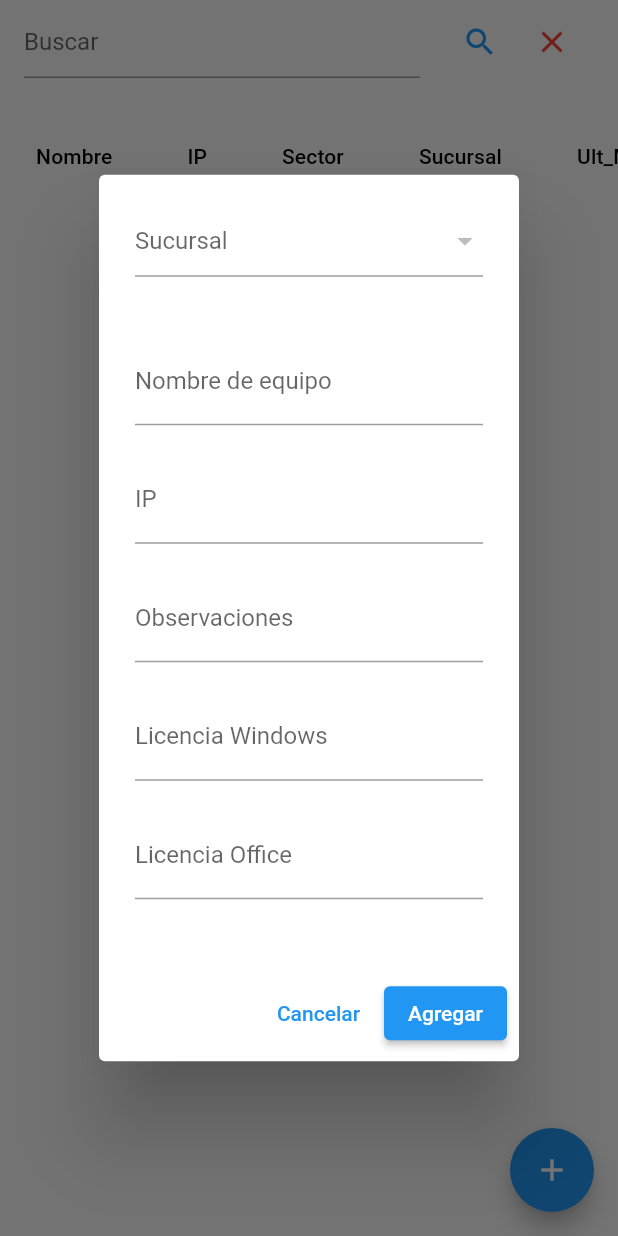
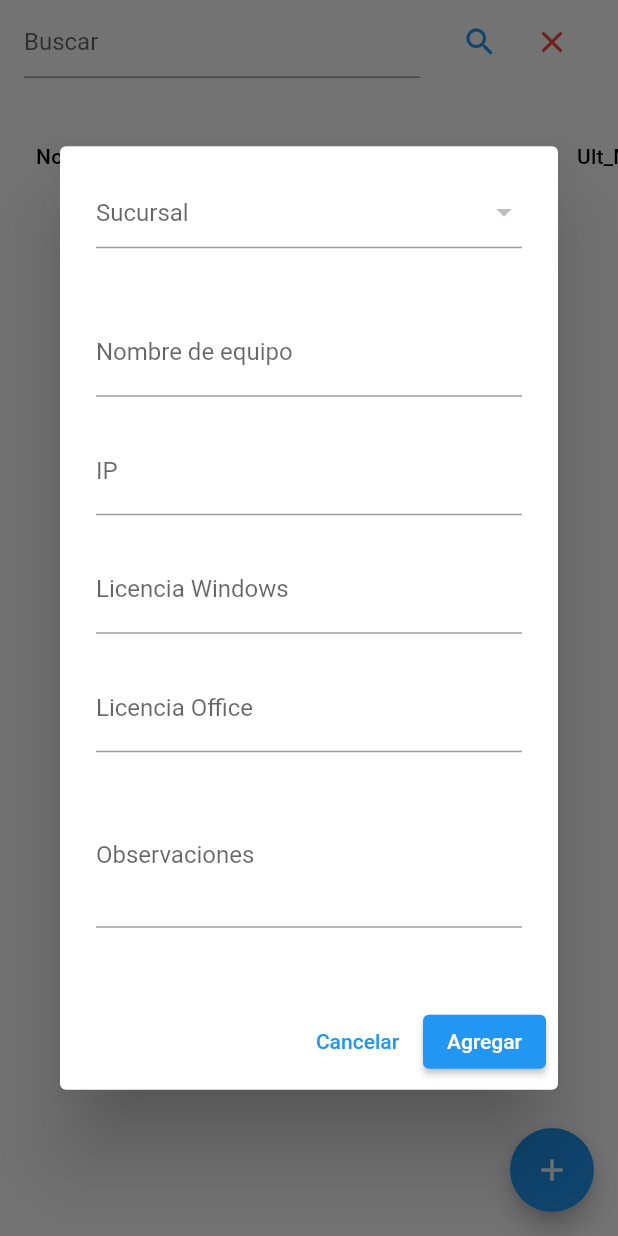
Before and after one commit to Akrata/soporte_app, a Flutter app: the EquiposPage screen opened directly, after a tap on the "add" icon, on a phone screen of 412 x 824 dp. Run offline on Flutter 3.47's test engine with Material 2 defaults, Android fonts, the phone set to English and light mode, and no system bars; our stand-ins replace pdf, pocketbase, printing; missing offline and left inert: window_manager; accounts and stored records are empty; network calls fail.

Commit message:
modificando visualmente creates

```diff
--- a/lib/pages/conmutador_page.dart
+++ b/lib/pages/conmutador_page.dart
@@ -69,6 +69,8 @@ class ConmutadorPage extends StatelessWidget {
         context: context,
         builder: (context) => AlertDialog(
           content: Form(
+            child: Container(
+              width: 400,
               child: Column(
                 mainAxisSize: MainAxisSize.min,
                 children: [
@@ -85,7 +87,8 @@ class ConmutadorPage extends StatelessWidget {
                   TextFormField(
                     initialValue: data.observaciones,
                     decoration: InputDecoration(labelText: 'Observaciones'),
-                  onChanged: (value) => conmutadorActual.observaciones = value,
+                    onChanged: (value) =>
+                        conmutadorActual.observaciones = value,
                   ),
                   DropdownButtonFormField(
                     items: listaSucursales
@@ -98,6 +101,7 @@ class ConmutadorPage extends StatelessWidget {
                     onChanged: (value) => conmutadorActual.sucursal = value!.id,
                   ),
                 ],
+              ),
             ),
           ),
           actions: [
--- a/lib/widgets/form_agregar_conmutador.dart
+++ b/lib/widgets/form_agregar_conmutador.dart
@@ -25,6 +25,8 @@ class FormAgregarConmutador extends StatelessWidget {
     return Form(
       child: AlertDialog(
         content: Form(
+          child: Container(
+            width: 400,
             child: Column(
               mainAxisSize: MainAxisSize.min,
               children: [
@@ -61,6 +63,7 @@ class FormAgregarConmutador extends StatelessWidget {
                 ),
                 TextFormField(
                   keyboardType: TextInputType.multiline,
+                  minLines: 3,
                   maxLines: null,
                   decoration: InputDecoration(labelText: 'Observaciones'),
                   onChanged: (value) =>
@@ -70,6 +73,7 @@ class FormAgregarConmutador extends StatelessWidget {
                   height: 20,
                 ),
               ],
+            ),
           ),
         ),
         actions: [
--- a/lib/widgets/form_agregar_equipo.dart
+++ b/lib/widgets/form_agregar_equipo.dart
@@ -22,6 +22,8 @@ class FormAgregarEquipo extends StatelessWidget {
     return Form(
       child: AlertDialog(
         content: Form(
+          child: Container(
+            width: 400,
             child: Column(
               mainAxisSize: MainAxisSize.min,
               children: [
@@ -72,16 +74,6 @@ class FormAgregarEquipo extends StatelessWidget {
                   height: 20,
                 ),
                 TextFormField(
-                keyboardType: TextInputType.multiline,
-                maxLines: null,
-                decoration: InputDecoration(labelText: 'Observaciones'),
-                onChanged: (value) =>
-                    equipo.equipoParaAgregar.observaciones = value,
-              ),
-              SizedBox(
-                height: 20,
-              ),
-              TextFormField(
                   decoration: InputDecoration(labelText: 'Licencia Windows'),
                   onChanged: (value) =>
                       equipo.equipoParaAgregar.licenciaWindows = value,
@@ -97,7 +89,19 @@ class FormAgregarEquipo extends StatelessWidget {
                 SizedBox(
                   height: 20,
                 ),
+                TextFormField(
+                  keyboardType: TextInputType.multiline,
+                  minLines: 3,
+                  maxLines: null,
+                  decoration: InputDecoration(labelText: 'Observaciones'),
+                  onChanged: (value) =>
+                      equipo.equipoParaAgregar.observaciones = value,
+                ),
+                SizedBox(
+                  height: 20,
+                ),
               ],
+            ),
           ),
         ),
         actions: [
--- a/lib/widgets/form_agregar_pinpad.dart
+++ b/lib/widgets/form_agregar_pinpad.dart
@@ -24,6 +24,8 @@ class FormAgregarPinpad extends StatelessWidget {
     return Form(
       child: AlertDialog(
         content: Form(
+          child: Container(
+            width: 400,
             child: Column(
               mainAxisSize: MainAxisSize.min,
               children: [
@@ -68,6 +70,7 @@ class FormAgregarPinpad extends StatelessWidget {
                 ),
                 TextFormField(
                   keyboardType: TextInputType.multiline,
+                  minLines: 3,
                   maxLines: null,
                   decoration: InputDecoration(labelText: 'Observaciones'),
                   onChanged: (value) =>
@@ -77,6 +80,7 @@ class FormAgregarPinpad extends StatelessWidget {
                   height: 20,
                 ),
               ],
+            ),
           ),
         ),
         actions: [
--- a/lib/widgets/form_agregar_sector.dart
+++ b/lib/widgets/form_agregar_sector.dart
@@ -16,6 +16,8 @@ class FormAgregarSector extends StatelessWidget {
     return Form(
       child: AlertDialog(
         content: Form(
+          child: Container(
+            width: 400,
             child: Column(
               mainAxisSize: MainAxisSize.min,
               children: [
@@ -37,6 +39,7 @@ class FormAgregarSector extends StatelessWidget {
               ],
             ),
           ),
+        ),
         actions: [
           TextButton(
               onPressed: () {
--- a/lib/widgets/form_agregar_solicitud.dart
+++ b/lib/widgets/form_agregar_solicitud.dart
@@ -17,7 +17,9 @@ class FormAgregarSolicitud extends StatelessWidget {
     return Form(
       child: AlertDialog(
         title: Text("Agregar Solicitud"),
-        content: Column(
+        content: Container(
+          width: 400,
+          child: Column(
             mainAxisSize: MainAxisSize.min,
             children: [
               DropdownButtonFormField(
@@ -106,6 +108,7 @@ class FormAgregarSolicitud extends StatelessWidget {
               // ),
             ],
           ),
+        ),
         actions: [
           TextButton(
             onPressed: () {
--- a/lib/widgets/form_agregar_sucursal.dart
+++ b/lib/widgets/form_agregar_sucursal.dart
@@ -14,6 +14,8 @@ class FormAgregarSucursal extends StatelessWidget {
     return Form(
       child: AlertDialog(
         content: Form(
+          child: Container(
+            width: 400,
             child: Column(
               mainAxisSize: MainAxisSize.min,
               children: [
@@ -23,6 +25,7 @@ class FormAgregarSucursal extends StatelessWidget {
                   //     sucursal.sucursalParaAgregar.nombre = value,
                 ),
               ],
+            ),
           ),
         ),
         actions: [
--- a/lib/widgets/form_agregar_telefono.dart
+++ b/lib/widgets/form_agregar_telefono.dart
@@ -24,6 +24,8 @@ class FormAgregarTelefono extends StatelessWidget {
     return Form(
       child: AlertDialog(
         content: Form(
+          child: Container(
+            width: 400,
             child: Column(
               mainAxisSize: MainAxisSize.min,
               children: [
@@ -76,6 +78,7 @@ class FormAgregarTelefono extends StatelessWidget {
                 ),
                 TextFormField(
                   keyboardType: TextInputType.multiline,
+                  minLines: 3,
                   maxLines: null,
                   decoration: InputDecoration(labelText: 'Observaciones'),
                   onChanged: (value) =>
@@ -85,6 +88,7 @@ class FormAgregarTelefono extends StatelessWidget {
                   height: 20,
                 ),
               ],
+            ),
           ),
         ),
         actions: [
```
Also changed, not shown: lib/widgets/form_agregar_impresora.dart (+6 -1 lines), lib/widgets/form_agregar_toner.dart (+7 -4 lines), lib/widgets/form_agregar_ups.dart (+6 -1 lines). Lines whose indentation alone changed are shown as unchanged.
